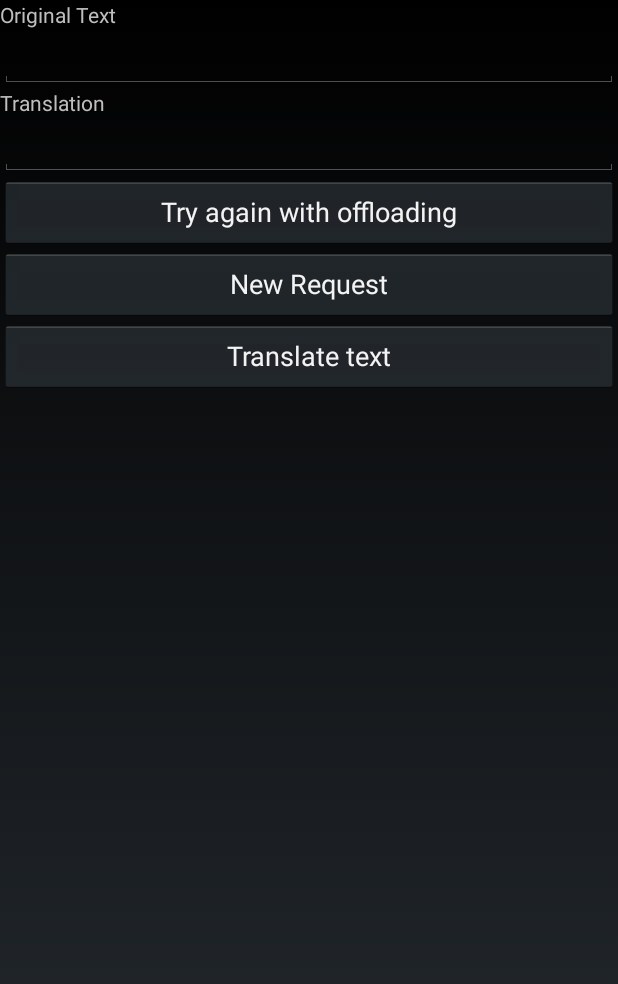
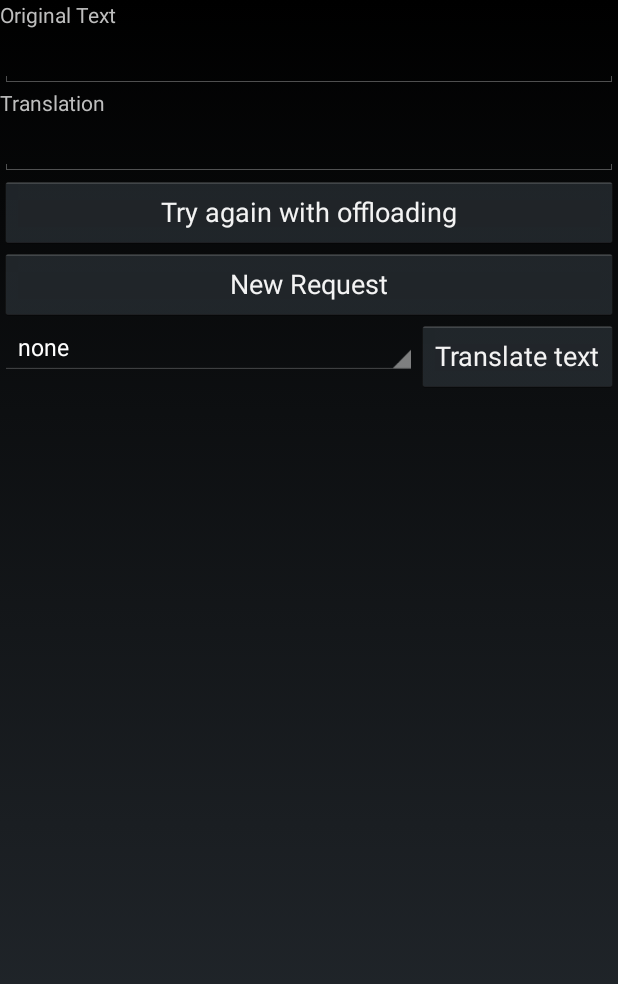
Before and after one commit to senoramarillo/mobilecommunication, an Android app: the Result screen opened directly, with no data from a screen before it, on a phone screen of 412 x 824 dp. Shown: the top 984 px of the screen. Run offline under Robolectric (Android 15) with nearby library versions, the phone set to English and light mode, and no system bars; libraries missing offline, so code that uses them is left out: com.memetix.mst.

Commit message:
Sprachauswahl für Übersetzung im Result View

```diff
--- a/mobilcomGui/app/src/main/java/mobilcom/com/example/com/mobilcomgui/Result.java
+++ b/mobilcomGui/app/src/main/java/mobilcom/com/example/com/mobilcomgui/Result.java
@@ -8,6 +8,7 @@ import android.view.Menu;
 import android.view.View;
 import android.widget.Button;
 import android.widget.EditText;
+import android.widget.Spinner;
 import android.widget.TextView;
 import android.widget.Toast;
 
@@ -27,6 +28,7 @@ public class Result extends Activity {
     private EditText editText_translated;
     private TextView textView1;
     private TextView textView2;
+    private Spinner translate_to;
     private String recognized_text = "";
     private String translated_text = "";
     private Language cfrom;
@@ -43,7 +45,6 @@ public class Result extends Activity {
         Bundle bundle = getIntent().getExtras();
         Intent intent = getIntent();
 
-        btn_tranlate = (Button)findViewById(R.id.btn_translate_again);
         btn_tranlate = (Button)findViewById(R.id.btn_translate_again);
         editText_original = (EditText)findViewById(R.id.editText1);
         editText_translated = (EditText)findViewById(R.id.editText2);
@@ -97,6 +98,9 @@ public class Result extends Activity {
     }
 
     public void translateResultText(View v){
+        translate_to = (Spinner) findViewById(R.id.lang_to2);
+        cto = langresolve(translate_to);
+
         if(cto != null) {
             if(!recognized_text.equals("")) {
                 translator = new Translator(this);
@@ -113,4 +117,29 @@ public class Result extends Activity {
         editText_translated.setText(translated_text);
     }
 
+    public Language langresolve(Spinner spinner){
+        String langString = spinner.getSelectedItem().toString();
+        Language lang = null;
+        switch(langString){
+            case "German":
+                lang = Language.GERMAN;
+                break;
+            case "English":
+                lang = Language.ENGLISH;
+                break;
+            case "French":
+                lang = Language.FRENCH;
+                break;
+            case "Italian":
+                lang = Language.ITALIAN;
+                break;
+            case "Spanish":
+                lang = Language.SPANISH;
+                break;
+            case "none":
+                lang = null;
+        }
+        return lang;
+    }
+
 }
--- a/mobilcomGui/app/src/main/res/layout/activity_result.xml
+++ b/mobilcomGui/app/src/main/res/layout/activity_result.xml
@@ -48,13 +48,24 @@
         android:layout_height="wrap_content"
         android:text="@string/btn_next_request"
         android:onClick="nextPic" />
+    <TableRow
+        android:layout_width="match_parent"
+        android:layout_height="wrap_content">
+
+    <Spinner
+         android:layout_width="wrap_content"
+         android:layout_height="wrap_content"
+         android:id="@+id/lang_to2"
+         android:layout_weight="1"
+         android:entries="@array/languages_to"/>
 
     <Button
-        android:layout_width="match_parent"
+        android:layout_width="wrap_content"
         android:layout_height="wrap_content"
         android:text="@string/translate_text"
         android:id="@+id/btn_translate_again"
         android:onClick="translateResultText"
         android:layout_gravity="center_horizontal" />
 
+    </TableRow>
 </LinearLayout>
```
